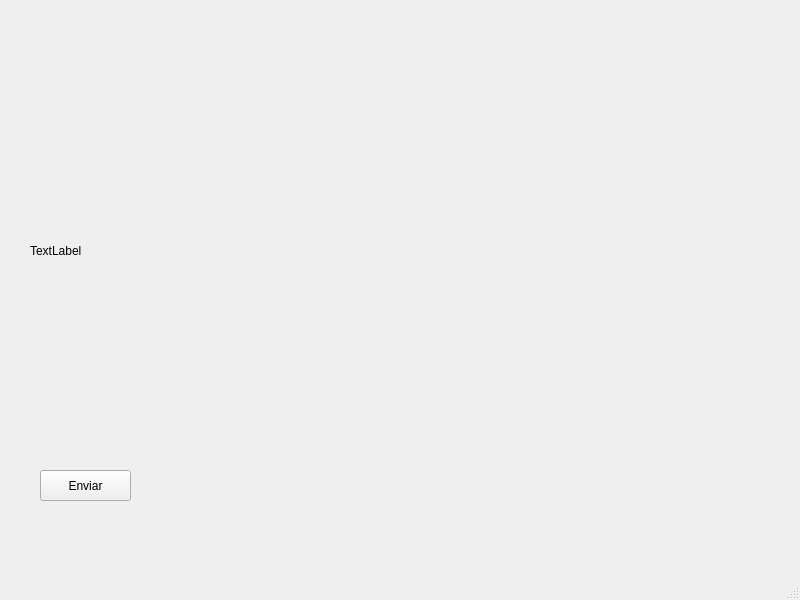
bmatuss/PROYECTO-POO2025, file src/ui/poswindow.ui: the form before one commit.
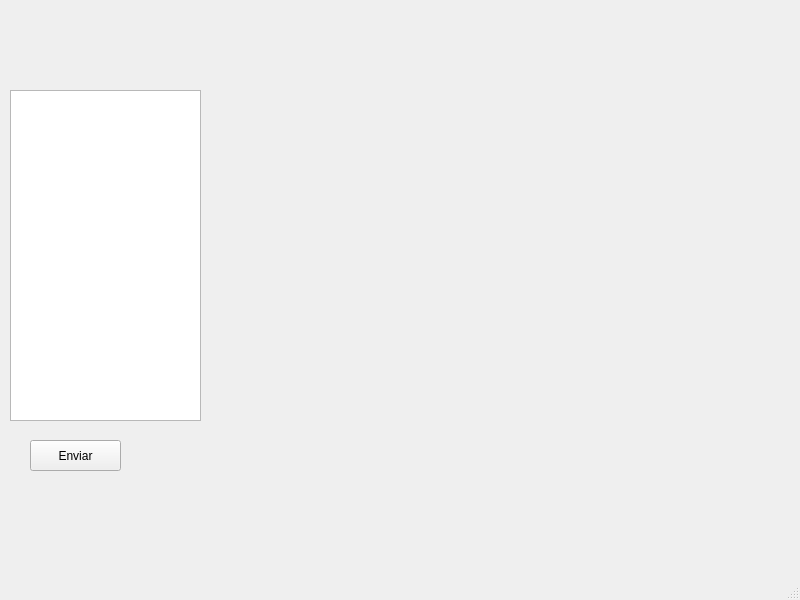
The form after the commit. The open tabs and pages were chosen to show the change.

What changed in the file:
```diff
--- a/src/ui/poswindow.ui
+++ b/src/ui/poswindow.ui
@@ -17,10 +17,10 @@
    <widget class="QStackedWidget" name="stackedWidget">
     <property name="geometry">
      <rect>
-      <x>20</x>
-      <y>40</y>
-      <width>771</width>
-      <height>501</height>
+      <x>10</x>
+      <y>10</y>
+      <width>781</width>
+      <height>531</height>
      </rect>
     </property>
     <property name="currentIndex">
@@ -91,19 +91,6 @@
        </widget>
       </widget>
      </widget>
-     <widget class="QLabel" name="listaPedido">
-      <property name="geometry">
-       <rect>
-        <x>10</x>
-        <y>30</y>
-        <width>181</width>
-        <height>361</height>
-       </rect>
-      </property>
-      <property name="text">
-       <string>TextLabel</string>
-      </property>
-     </widget>
      <widget class="QPushButton" name="enviarButton">
       <property name="geometry">
        <rect>
@@ -117,6 +104,16 @@
        <string>Enviar</string>
       </property>
      </widget>
+     <widget class="QListWidget" name="listaPedido">
+      <property name="geometry">
+       <rect>
+        <x>0</x>
+        <y>80</y>
+        <width>191</width>
+        <height>331</height>
+       </rect>
+      </property>
+     </widget>
     </widget>
    </widget>
   </widget>
```
Left out of the diff: 2 changed lines with no effect on the pictures.
